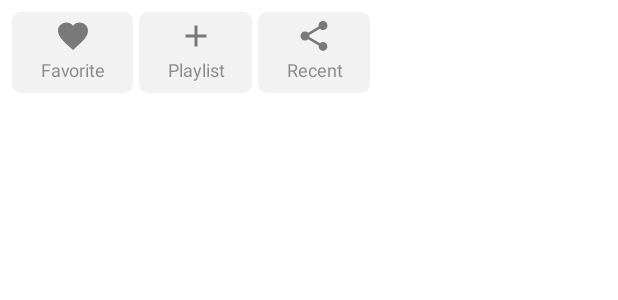
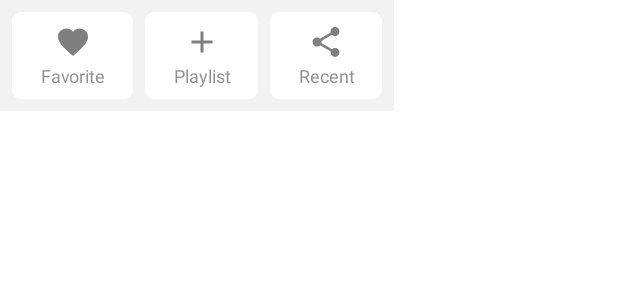
Before and after one commit to RaheemJnr/Jr-Music-Player, an Android app built with Jetpack Compose: the @Preview function MainUiCardPrev, on a phone screen of 412 x 824 dp. Shown: the top 300 px of the screen. Run offline under Robolectric (Android 15) with nearby library versions, the phone set to English and light mode, and no system bars.

Commit message:
adding playlist,favourite,recent card

```diff
--- a/app/src/main/java/com/raheemjnr/jr_music/ui/components/MainUiCards.kt
+++ b/app/src/main/java/com/raheemjnr/jr_music/ui/components/MainUiCards.kt
@@ -23,13 +23,19 @@ fun MainUiCard() {
     Row(
         horizontalArrangement = Arrangement.SpaceEvenly,
         verticalAlignment = Alignment.CenterVertically,
-        modifier = Modifier.padding(8.dp)
+        modifier = Modifier
+            .background(color = Color.LightGray.copy(alpha = .25F))
+            .padding(8.dp)
     ) {
-        MainCard(icon = Icons.Default.Favorite, "Favorite")
-        Spacer(modifier = Modifier.width(4.dp))
-        MainCard(icon = Icons.Default.Add, "Playlist")
-        Spacer(modifier = Modifier.width(4.dp))
-        MainCard(icon = Icons.Default.Share, "Recent")
+        Row(
+            verticalAlignment = Alignment.CenterVertically,
+        ) {
+            MainCard(icon = Icons.Default.Favorite, "Favorite")
+            Spacer(modifier = Modifier.width(8.dp))
+            MainCard(icon = Icons.Default.Add, "Playlist")
+            Spacer(modifier = Modifier.width(8.dp))
+            MainCard(icon = Icons.Default.Share, "Recent")
+        }
     }
 
 }
@@ -41,10 +47,10 @@ fun MainCard(icon: ImageVector, text: String) {
         verticalArrangement = Arrangement.Center,
         modifier = Modifier
             .background(
-                color = Color.LightGray.copy(alpha = .25F),
+                color = Color.White,
                 shape = RoundedCornerShape(6.dp)
             )
-            .padding(start = 18.dp, end = 18.dp, top = 4.dp, bottom = 4.dp)
+            .padding(start = 18.dp, end = 18.dp, top = 8.dp, bottom = 4.dp)
     ) {
         Icon(
             imageVector = icon,
--- a/app/src/main/java/com/raheemjnr/jr_music/ui/screens/local/LocalMusicScreen.kt
+++ b/app/src/main/java/com/raheemjnr/jr_music/ui/screens/local/LocalMusicScreen.kt
@@ -16,6 +16,7 @@ import androidx.compose.ui.tooling.preview.Preview
 import androidx.lifecycle.viewmodel.compose.viewModel
 import com.raheemjnr.jr_music.data.model.Songs
 import com.raheemjnr.jr_music.ui.components.CustomTopBar
+import com.raheemjnr.jr_music.ui.components.MainUiCard
 import com.raheemjnr.jr_music.ui.viewmodels.MainViewModel
 import com.raheemjnr.jr_music.utils.ComposablePermission
 
@@ -41,6 +42,7 @@ fun LocalMusicScreen() {
             topBar = { CustomTopBar(context = context) }
 
         ) {
+            MainUiCard()
             Button(onClick = {
                 viewModel.loadAudios()
             }
```
